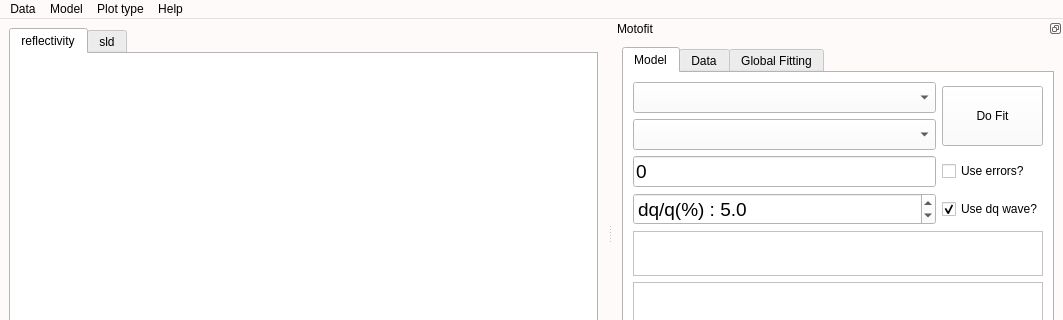
This is trunk/qt/Motofit.ui in refnx/refnx as Qt 5 draws it before an edit; both pictures show x 0 to 1063 and y 0 to 320 of the 1063 by 462 pixel window. The edited form follows.
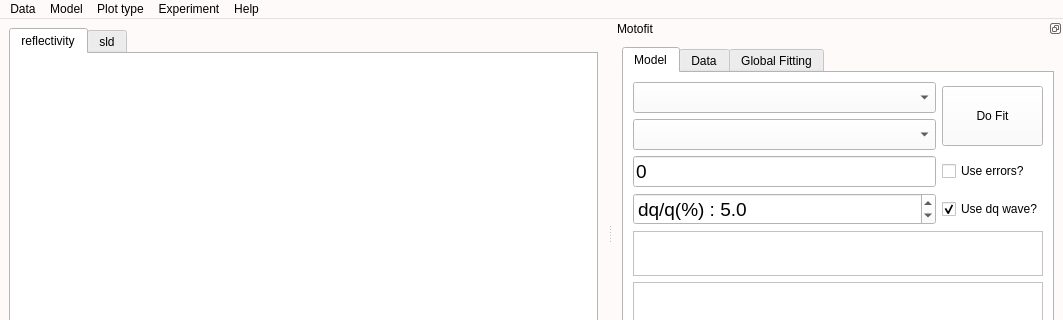
This is the edited form.

Diff of the .ui file:
```diff
--- a/trunk/qt/Motofit.ui
+++ b/trunk/qt/Motofit.ui
@@ -519,9 +519,17 @@
     <addaction name="actionRQ4_vs_Q"/>
     <addaction name="actionRQ4_vs_Q_2"/>
    </widget>
+   <widget class="QMenu" name="menuExperiment">
+    <property name="title">
+     <string>Experiment</string>
+    </property>
+    <addaction name="actionLoad_experiment"/>
+    <addaction name="actionSave_experiment"/>
+   </widget>
    <addaction name="menuData"/>
    <addaction name="menuModel"/>
    <addaction name="menuPlot_type"/>
+   <addaction name="menuExperiment"/>
    <addaction name="menuHelp"/>
   </widget>
   <widget class="QStatusBar" name="statusbar">
```
Left out of the diff: 10 changed lines with no effect on the pictures.
